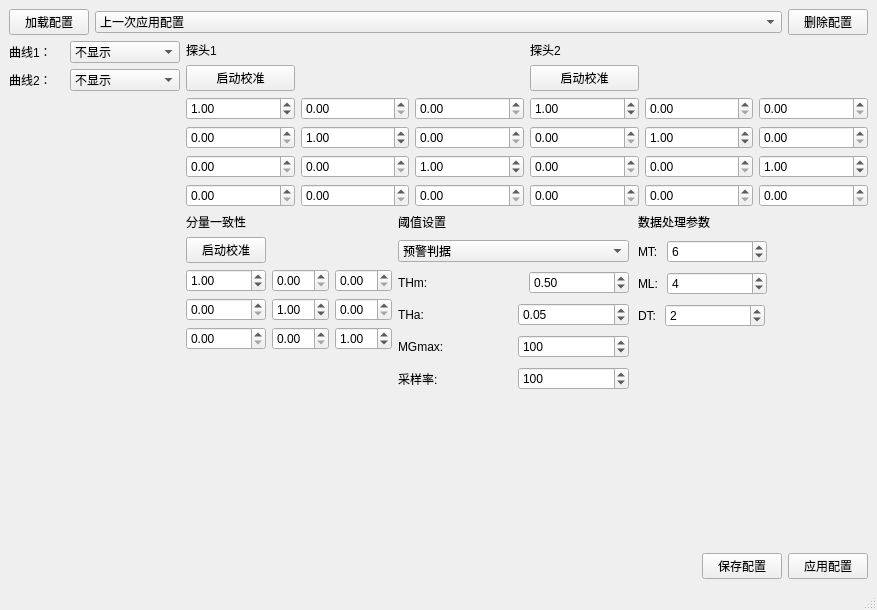
This is project_03/src/configui.ui in ProOnmountain/AmateurProject as Qt 5 draws it before an edit. The edited form follows.
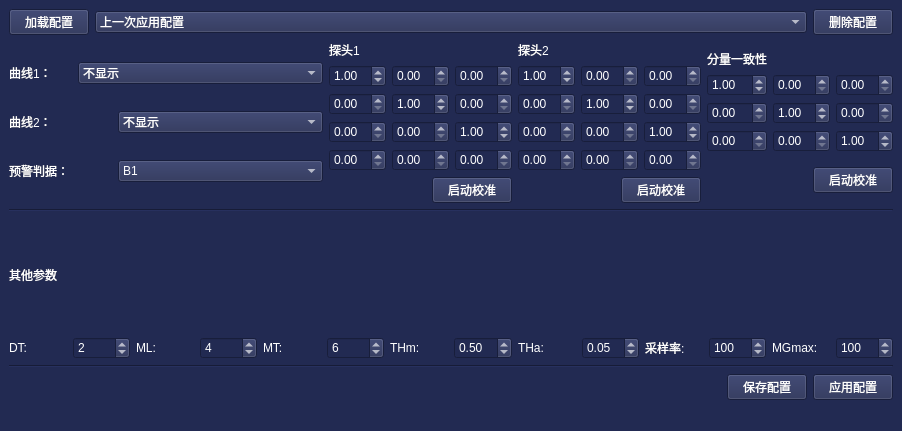
This is the edited form.

What changed in the file:
```diff
--- a/project_03/src/configui.ui
+++ b/project_03/src/configui.ui
@@ -6,13 +6,17 @@
    <rect>
     <x>0</x>
     <y>0</y>
-    <width>877</width>
-    <height>610</height>
+    <width>902</width>
+    <height>431</height>
    </rect>
   </property>
   <property name="windowTitle">
    <string>配置界面</string>
   </property>
+  <property name="styleSheet">
+   <string notr="true">background-color: rgb(34, 42, 82);
+color: rgb(255, 255, 255);</string>
+  </property>
   <widget class="QWidget" name="centralwidget">
    <layout class="QVBoxLayout" name="verticalLayout_6">
     <item>
@@ -48,15 +52,15 @@
      </layout>
     </item>
     <item>
-     <layout class="QHBoxLayout" name="horizontalLayout_11" stretch="1,4">
+     <layout class="QHBoxLayout" name="horizontalLayout_18">
       <item>
-       <layout class="QVBoxLayout" name="verticalLayout_3">
+       <layout class="QVBoxLayout" name="verticalLayout">
         <item>
-         <layout class="QHBoxLayout" name="horizontalLayout" stretch="1,2">
+         <layout class="QHBoxLayout" name="horizontalLayout" stretch="0,2">
           <item>
            <widget class="QLabel" name="label_12">
             <property name="text">
-             <string>曲线1：</string>
+             <string>曲线1：      </string>
             </property>
            </widget>
           </item>
@@ -131,7 +135,7 @@
           <item>
            <widget class="QLabel" name="label_13">
             <property name="text">
-             <string>曲线2：</string>
+             <string>曲线2：      </string>
             </property>
            </widget>
           </item>
@@ -202,28 +206,51 @@
          </layout>
         </item>
         <item>
-         <spacer name="verticalSpacer_2">
-          <property name="orientation">
-           <enum>Qt::Vertical</enum>
-          </property>
-          <property name="sizeHint" stdset="0">
-           <size>
-            <width>20</width>
-            <height>40</height>
-           </size>
-          </property>
-         </spacer>
-        </item>
-       </layout>
-      </item>
+         <layout class="QHBoxLayout" name="horizontalLayout_11" stretch="1,2">
+          <item>
+           <widget class="QLabel" name="label_7">
+            <property name="text">
+             <string>预警判据：</string>
+            </property>
+           </widget>
+          </item>
+          <item>
+           <widget class="QComboBox" name="comboBox_warn">
+            <item>
+             <property name="text">
+              <string>B1</string>
+             </property>
+            </item>
+            <item>
+             <property name="text">
+              <string>B2</string>
+             </property>
+            </item>
+            <item>
+             <property name="text">
+              <string>B3</string>
+             </property>
+            </item>
+            <item>
+             <property name="text">
+              <string>B1-B2</string>
+             </property>
+            </item>
+           </widget>
+          </item>
+         </layout>
+        </item>
+       </layout>
+      </item>
+      <item>
+       <layout class="QHBoxLayout" name="horizontalLayout_16">
       <item>
        <layout class="QVBoxLayout" name="verticalLayout_2">
         <item>
-         <layout class="QVBoxLayout" name="verticalLayout">
-          <item>
-           <layout class="QHBoxLayout" name="horizontalLayout_8">
-            <item>
-             <layout class="QGridLayout" name="gridLayout">
+           <layout class="QGridLayout" name="gridLayout_3">
+            <item row="3" column="0">
+             <widget class="QDoubleSpinBox" name="doubleSpinBox_1_M31"/>
+            </item>
               <item row="0" column="0">
                <widget class="QLabel" name="label">
                 <property name="sizePolicy">
@@ -237,142 +264,197 @@
                 </property>
                </widget>
               </item>
-              <item row="1" column="0">
-               <widget class="QPushButton" name="pushButton_matrix1">
-                <property name="text">
-                 <string>启动校准</string>
-                </property>
-               </widget>
-              </item>
-              <item row="2" column="0">
-               <widget class="QDoubleSpinBox" name="doubleSpinBox_1_M11">
-                <property name="value">
-                 <double>1.000000000000000</double>
-                </property>
-               </widget>
-              </item>
-              <item row="2" column="1">
-               <widget class="QDoubleSpinBox" name="doubleSpinBox_1_M12"/>
-              </item>
-              <item row="2" column="2">
-               <widget class="QDoubleSpinBox" name="doubleSpinBox_1_M13"/>
-              </item>
-              <item row="3" column="0">
-               <widget class="QDoubleSpinBox" name="doubleSpinBox_1_M21"/>
-              </item>
               <item row="3" column="1">
-               <widget class="QDoubleSpinBox" name="doubleSpinBox_1_M22">
-                <property name="value">
-                 <double>1.000000000000000</double>
-                </property>
-               </widget>
-              </item>
-              <item row="3" column="2">
-               <widget class="QDoubleSpinBox" name="doubleSpinBox_1_M23"/>
-              </item>
-              <item row="4" column="0">
-               <widget class="QDoubleSpinBox" name="doubleSpinBox_1_M31"/>
-              </item>
-              <item row="4" column="1">
                <widget class="QDoubleSpinBox" name="doubleSpinBox_1_M32"/>
               </item>
-              <item row="4" column="2">
+            <item row="3" column="2">
                <widget class="QDoubleSpinBox" name="doubleSpinBox_1_M33">
                 <property name="value">
                  <double>1.000000000000000</double>
                 </property>
                </widget>
               </item>
-              <item row="5" column="0">
+            <item row="4" column="0">
                <widget class="QDoubleSpinBox" name="doubleSpinBox_1x"/>
               </item>
-              <item row="5" column="1">
+            <item row="4" column="1">
                <widget class="QDoubleSpinBox" name="doubleSpinBox_1y"/>
               </item>
-              <item row="5" column="2">
+            <item row="4" column="2">
                <widget class="QDoubleSpinBox" name="doubleSpinBox_1z"/>
               </item>
-             </layout>
-            </item>
-            <item>
-             <layout class="QGridLayout" name="gridLayout_3">
-              <item row="0" column="0">
-               <widget class="QLabel" name="label_2">
-                <property name="sizePolicy">
-                 <sizepolicy hsizetype="Preferred" vsizetype="Fixed">
-                  <horstretch>0</horstretch>
-                  <verstretch>0</verstretch>
-                 </sizepolicy>
-                </property>
-                <property name="text">
-                 <string>探头2</string>
-                </property>
-               </widget>
-              </item>
-              <item row="1" column="0">
-               <widget class="QPushButton" name="pushButton_matrix2">
-                <property name="text">
-                 <string>启动校准</string>
-                </property>
-               </widget>
-              </item>
-              <item row="2" column="0">
-               <widget class="QDoubleSpinBox" name="doubleSpinBox_2_M11">
-                <property name="value">
-                 <double>1.000000000000000</double>
-                </property>
-               </widget>
-              </item>
               <item row="2" column="1">
-               <widget class="QDoubleSpinBox" name="doubleSpinBox_2_M12"/>
+             <widget class="QDoubleSpinBox" name="doubleSpinBox_1_M22">
+              <property name="value">
+               <double>1.000000000000000</double>
+              </property>
+             </widget>
               </item>
               <item row="2" column="2">
-               <widget class="QDoubleSpinBox" name="doubleSpinBox_2_M13"/>
-              </item>
+             <widget class="QDoubleSpinBox" name="doubleSpinBox_1_M23"/>
+            </item>
+            <item row="2" column="0">
+             <widget class="QDoubleSpinBox" name="doubleSpinBox_1_M21"/>
+            </item>
+            <item row="1" column="2">
+             <widget class="QDoubleSpinBox" name="doubleSpinBox_1_M13"/>
+            </item>
+            <item row="1" column="1">
+             <widget class="QDoubleSpinBox" name="doubleSpinBox_1_M12"/>
+            </item>
+            <item row="1" column="0">
+             <widget class="QDoubleSpinBox" name="doubleSpinBox_1_M11">
+              <property name="value">
+               <double>1.000000000000000</double>
+              </property>
+             </widget>
+            </item>
+           </layout>
+          </item>
+          <item>
+           <layout class="QHBoxLayout" name="horizontalLayout_8">
+            <item>
+             <spacer name="horizontalSpacer">
+              <property name="orientation">
+               <enum>Qt::Horizontal</enum>
+              </property>
+              <property name="sizeHint" stdset="0">
+               <size>
+                <width>40</width>
+                <height>20</height>
+               </size>
+              </property>
+             </spacer>
+            </item>
+            <item>
+             <widget class="QPushButton" name="pushButton_matrix1">
+              <property name="text">
+               <string>启动校准</string>
+              </property>
+             </widget>
+            </item>
+           </layout>
+          </item>
+         </layout>
+        </item>
+        <item>
+         <layout class="QVBoxLayout" name="verticalLayout_3">
+          <item>
+           <layout class="QGridLayout" name="gridLayout_2">
               <item row="3" column="0">
-               <widget class="QDoubleSpinBox" name="doubleSpinBox_2_M21"/>
-              </item>
-              <item row="3" column="1">
-               <widget class="QDoubleSpinBox" name="doubleSpinBox_2_M22">
-                <property name="value">
-                 <double>1.000000000000000</double>
-                </property>
-               </widget>
-              </item>
-              <item row="3" column="2">
-               <widget class="QDoubleSpinBox" name="doubleSpinBox_2_M23"/>
-              </item>
-              <item row="4" column="0">
                <widget class="QDoubleSpinBox" name="doubleSpinBox_2_M31"/>
               </item>
-              <item row="4" column="1">
+            <item row="3" column="1">
                <widget class="QDoubleSpinBox" name="doubleSpinBox_2_M32"/>
               </item>
-              <item row="4" column="2">
+            <item row="3" column="2">
                <widget class="QDoubleSpinBox" name="doubleSpinBox_2_M33">
                 <property name="value">
                  <double>1.000000000000000</double>
                 </property>
                </widget>
               </item>
-              <item row="5" column="0">
+            <item row="4" column="0">
                <widget class="QDoubleSpinBox" name="doubleSpinBox_2x"/>
               </item>
-              <item row="5" column="1">
+            <item row="4" column="1">
                <widget class="QDoubleSpinBox" name="doubleSpinBox_2y"/>
               </item>
-              <item row="5" column="2">
+            <item row="4" column="2">
                <widget class="QDoubleSpinBox" name="doubleSpinBox_2z"/>
               </item>
-             </layout>
+            <item row="2" column="0">
+             <widget class="QDoubleSpinBox" name="doubleSpinBox_2_M21"/>
             </item>
+            <item row="0" column="0">
+             <widget class="QLabel" name="label_2">
+              <property name="sizePolicy">
+               <sizepolicy hsizetype="Preferred" vsizetype="Fixed">
+                <horstretch>0</horstretch>
+                <verstretch>0</verstretch>
+               </sizepolicy>
+              </property>
+              <property name="text">
+               <string>探头2</string>
+              </property>
+             </widget>
+            </item>
+            <item row="1" column="2">
+             <widget class="QDoubleSpinBox" name="doubleSpinBox_2_M13"/>
+            </item>
+            <item row="1" column="1">
+             <widget class="QDoubleSpinBox" name="doubleSpinBox_2_M12"/>
+            </item>
+            <item row="1" column="0">
+             <widget class="QDoubleSpinBox" name="doubleSpinBox_2_M11">
+              <property name="value">
+               <double>1.000000000000000</double>
+              </property>
+             </widget>
+            </item>
+            <item row="2" column="2">
+             <widget class="QDoubleSpinBox" name="doubleSpinBox_2_M23"/>
+            </item>
+            <item row="2" column="1">
+             <widget class="QDoubleSpinBox" name="doubleSpinBox_2_M22">
+              <property name="value">
+               <double>1.000000000000000</double>
+              </property>
+             </widget>
+            </item>
            </layout>
           </item>
           <item>
-           <layout class="QHBoxLayout" name="horizontalLayout_9">
+           <layout class="QHBoxLayout" name="horizontalLayout_10">
             <item>
-             <layout class="QVBoxLayout" name="verticalLayout_7">
+             <spacer name="horizontalSpacer_2">
+              <property name="orientation">
+               <enum>Qt::Horizontal</enum>
+              </property>
+              <property name="sizeHint" stdset="0">
+               <size>
+                <width>40</width>
+                <height>20</height>
+               </size>
+              </property>
+             </spacer>
+            </item>
               <item>
+             <widget class="QPushButton" name="pushButton_matrix2">
+              <property name="text">
+               <string>启动校准</string>
+              </property>
+             </widget>
+            </item>
+           </layout>
+          </item>
+         </layout>
+        </item>
+        <item>
+         <layout class="QVBoxLayout" name="verticalLayout_4">
+          <item>
+           <layout class="QGridLayout" name="gridLayout">
+            <item row="2" column="1">
+             <widget class="QDoubleSpinBox" name="doubleSpinBox_3_M22">
+              <property name="value">
+               <double>1.000000000000000</double>
+              </property>
+             </widget>
+            </item>
+            <item row="1" column="0">
+             <widget class="QDoubleSpinBox" name="doubleSpinBox_3_M11">
+              <property name="value">
+               <double>1.000000000000000</double>
+              </property>
+             </widget>
+            </item>
+            <item row="2" column="2">
+             <widget class="QDoubleSpinBox" name="doubleSpinBox_3_M23"/>
+            </item>
+            <item row="2" column="0">
+             <widget class="QDoubleSpinBox" name="doubleSpinBox_3_M21"/>
+            </item>
+            <item row="0" column="0">
                <widget class="QLabel" name="label_3">
                 <property name="sizePolicy">
                  <sizepolicy hsizetype="Preferred" vsizetype="Fixed">
@@ -385,122 +467,149 @@
                 </property>
                </widget>
               </item>
-              <item>
-               <layout class="QGridLayout" name="gridLayout_2">
-                <item row="0" column="0">
-                 <widget class="QPushButton" name="pushButton_matrix3">
-                  <property name="text">
-                   <string>启动校准</string>
-                  </property>
-                 </widget>
-                </item>
-                <item row="1" column="1">
-                 <widget class="QDoubleSpinBox" name="doubleSpinBox_3_M12"/>
-                </item>
-                <item row="3" column="1">
-                 <widget class="QDoubleSpinBox" name="doubleSpinBox_3_M32"/>
-                </item>
-                <item row="3" column="2">
-                 <widget class="QDoubleSpinBox" name="doubleSpinBox_3_M33">
-                  <property name="value">
-                   <double>1.000000000000000</double>
-                  </property>
-                 </widget>
-                </item>
-                <item row="2" column="2">
-                 <widget class="QDoubleSpinBox" name="doubleSpinBox_3_M23"/>
-                </item>
                 <item row="1" column="2">
                  <widget class="QDoubleSpinBox" name="doubleSpinBox_3_M13"/>
                 </item>
-                <item row="1" column="0">
-                 <widget class="QDoubleSpinBox" name="doubleSpinBox_3_M11">
-                  <property name="value">
-                   <double>1.000000000000000</double>
-                  </property>
-                 </widget>
-                </item>
                 <item row="3" column="0">
                  <widget class="QDoubleSpinBox" name="doubleSpinBox_3_M31"/>
                 </item>
-                <item row="2" column="1">
-                 <widget class="QDoubleSpinBox" name="doubleSpinBox_3_M22">
+            <item row="3" column="1">
+             <widget class="QDoubleSpinBox" name="doubleSpinBox_3_M32"/>
+            </item>
+            <item row="3" column="2">
+             <widget class="QDoubleSpinBox" name="doubleSpinBox_3_M33">
                   <property name="value">
                    <double>1.000000000000000</double>
                   </property>
                  </widget>
                 </item>
-                <item row="2" column="0">
-                 <widget class="QDoubleSpinBox" name="doubleSpinBox_3_M21"/>
+            <item row="1" column="1">
+             <widget class="QDoubleSpinBox" name="doubleSpinBox_3_M12"/>
                 </item>
                </layout>
               </item>
               <item>
-               <spacer name="verticalSpacer_3">
+           <layout class="QHBoxLayout" name="horizontalLayout_15">
+            <item>
+             <spacer name="horizontalSpacer_3">
                 <property name="orientation">
-                 <enum>Qt::Vertical</enum>
+               <enum>Qt::Horizontal</enum>
                 </property>
                 <property name="sizeHint" stdset="0">
                  <size>
-                  <width>20</width>
-                  <height>40</height>
+                <width>40</width>
+                <height>20</height>
                  </size>
                 </property>
                </spacer>
               </item>
-             </layout>
-            </item>
+            <item>
+             <widget class="QPushButton" name="pushButton_matrix3">
+              <property name="text">
+               <string>启动校准</string>
+              </property>
+             </widget>
+            </item>
+           </layout>
+          </item>
+         </layout>
+        </item>
+       </layout>
+      </item>
+     </layout>
+    </item>
             <item>
-             <layout class="QHBoxLayout" name="horizontalLayout_7" stretch="1,1">
-              <property name="spacing">
-               <number>9</number>
-              </property>
+     <widget class="Line" name="line">
+      <property name="orientation">
+       <enum>Qt::Horizontal</enum>
+      </property>
+     </widget>
+    </item>
               <item>
-               <layout class="QVBoxLayout" name="verticalLayout_4">
+     <layout class="QVBoxLayout" name="verticalLayout_5">
                 <item>
                  <widget class="QLabel" name="label_5">
-                  <property name="sizePolicy">
-                   <sizepolicy hsizetype="Preferred" vsizetype="Fixed">
-                    <horstretch>0</horstretch>
-                    <verstretch>0</verstretch>
-                   </sizepolicy>
-                  </property>
                   <property name="text">
-                   <string>阈值设置</string>
+         <string>其他参数</string>
                   </property>
                  </widget>
                 </item>
                 <item>
-                 <widget class="QComboBox" name="comboBox_warn">
+       <layout class="QHBoxLayout" name="horizontalLayout_17">
                   <item>
+         <layout class="QHBoxLayout" name="horizontalLayout_9">
+          <item>
+           <widget class="QLabel" name="label_19">
                    <property name="text">
-                    <string>预警判据</string>
-                   </property>
+             <string>DT:</string>
+            </property>
+           </widget>
                   </item>
                   <item>
-                   <property name="text">
-                    <string>B1</string>
-                   </property>
-                  </item>
+           <widget class="QSpinBox" name="spinBox_DT">
+            <property name="minimumSize">
+             <size>
+              <width>0</width>
+              <height>0</height>
+             </size>
+            </property>
+            <property name="value">
+             <number>2</number>
+            </property>
+           </widget>
+          </item>
+         </layout>
+        </item>
                   <item>
+         <layout class="QHBoxLayout" name="horizontalLayout_14">
+          <item>
+           <widget class="QLabel" name="label_18">
                    <property name="text">
-                    <string>B2</string>
-                   </property>
+             <string>ML:</string>
+            </property>
+           </widget>
                   </item>
                   <item>
-                   <property name="text">
-                    <string>B3</string>
-                   </property>
-                  </item>
+           <widget class="QSpinBox" name="spinBox_ML">
+            <property name="minimumSize">
+             <size>
+              <width>0</width>
+              <height>0</height>
+             </size>
+            </property>
+            <property name="value">
+             <number>4</number>
+            </property>
+           </widget>
+          </item>
+         </layout>
+        </item>
                   <item>
+         <layout class="QHBoxLayout" name="horizontalLayout_13" stretch="0,0">
+          <item>
+           <widget class="QLabel" name="label_17">
                    <property name="text">
-                    <string>B1-B2</string>
-                   </property>
-                  </item>
-                 </widget>
-                </item>
+             <string>MT:</string>
+            </property>
+           </widget>
+          </item>
+          <item>
+           <widget class="QSpinBox" name="spinBox_MT">
+            <property name="minimumSize">
+             <size>
+              <width>0</width>
+              <height>0</height>
+             </size>
+            </property>
+            <property name="value">
+             <number>6</number>
+            </property>
+           </widget>
+          </item>
+         </layout>
+        </item>
                 <item>
-                 <layout class="QHBoxLayout" name="horizontalLayout_10">
+         <layout class="QHBoxLayout" name="horizontalLayout_7">
                   <item>
                    <widget class="QLabel" name="label_14">
                     <property name="text">
@@ -512,13 +621,13 @@
                    <widget class="QDoubleSpinBox" name="doubleSpinBox_THm">
                     <property name="minimumSize">
                      <size>
-                      <width>100</width>
+              <width>0</width>
                       <height>0</height>
                      </size>
                     </property>
                     <property name="maximumSize">
                      <size>
-                      <width>100</width>
+              <width>16777215</width>
                       <height>16777215</height>
                      </size>
                     </property>
@@ -530,11 +639,11 @@
                  </layout>
                 </item>
                 <item>
-                 <layout class="QHBoxLayout" name="horizontalLayout_6">
+         <layout class="QHBoxLayout" name="horizontalLayout_6" stretch="0,0">
                   <item>
                    <widget class="QLabel" name="label_15">
                     <property name="text">
-                     <string>THa:</string>
+             <string>THa: </string>
                     </property>
                    </widget>
                   </item>
@@ -548,28 +657,7 @@
                  </layout>
                 </item>
                 <item>
-                 <layout class="QHBoxLayout" name="horizontalLayout_12">
-                  <item>
-                   <widget class="QLabel" name="label_16">
-                    <property name="text">
-                     <string>MGmax:</string>
-                    </property>
-                   </widget>
-                  </item>
-                  <item>
-                   <widget class="QSpinBox" name="spinBox_MGmax">
-                    <property name="maximum">
-                     <number>9999</number>
-                    </property>
-                    <property name="value">
-                     <number>100</number>
-                    </property>
-                   </widget>
-                  </item>
-                 </layout>
-                </item>
-                <item>
-                 <layout class="QHBoxLayout" name="horizontalLayout_3">
+         <layout class="QHBoxLayout" name="horizontalLayout_3" stretch="0,0">
                   <item>
                    <widget class="QLabel" name="label_4">
                     <property name="text">
@@ -593,131 +681,39 @@
                  </layout>
                 </item>
                 <item>
-                 <spacer name="verticalSpacer_4">
-                  <property name="orientation">
-                   <enum>Qt::Vertical</enum>
-                  </property>
-                  <property name="sizeHint" stdset="0">
-                   <size>
-                    <width>20</width>
-                    <height>40</height>
-                   </size>
-                  </property>
-                 </spacer>
-                </item>
-               </layout>
-              </item>
+         <layout class="QHBoxLayout" name="horizontalLayout_12" stretch="0,0">
               <item>
-               <layout class="QVBoxLayout" name="verticalLayout_5">
-                <item>
-                 <widget class="QLabel" name="label_6">
-                  <property name="sizePolicy">
-                   <sizepolicy hsizetype="Preferred" vsizetype="Fixed">
-                    <horstretch>0</horstretch>
-                    <verstretch>0</verstretch>
-                   </sizepolicy>
-                  </property>
+           <widget class="QLabel" name="label_16">
                   <property name="text">
-                   <string>数据处理参数</string>
+             <string>MGmax:</string>
                   </property>
                  </widget>
                 </item>
                 <item>
-                 <layout class="QHBoxLayout" name="horizontalLayout_13">
-                  <item>
-                   <widget class="QLabel" name="label_17">
-                    <property name="text">
-                     <string>MT:</string>
-                    </property>
-                   </widget>
-                  </item>
-                  <item>
-                   <widget class="QSpinBox" name="spinBox_MT">
-                    <property name="minimumSize">
-                     <size>
-                      <width>100</width>
-                      <height>0</height>
-                     </size>
-                    </property>
+           <widget class="QSpinBox" name="spinBox_MGmax">
+            <property name="maximum">
+             <number>9999</number>
+            </property>
                     <property name="value">
-                     <number>6</number>
+             <number>100</number>
                     </property>
                    </widget>
                   </item>
-                  <item>
-                   <spacer name="horizontalSpacer_2">
-                    <property name="orientation">
-                     <enum>Qt::Horizontal</enum>
-                    </property>
-                    <property name="sizeHint" stdset="0">
-                     <size>
-                      <width>40</width>
-                      <height>20</height>
-                     </size>
-                    </property>
-                   </spacer>
+         </layout>
                   </item>
                  </layout>
                 </item>
-                <item>
-                 <layout class="QHBoxLayout" name="horizontalLayout_14">
-                  <item>
-                   <widget class="QLabel" name="label_18">
-                    <property name="text">
-                     <string>ML:</string>
-                    </property>
-                   </widget>
+     </layout>
                   </item>
                   <item>
-                   <widget class="QSpinBox" name="spinBox_ML">
-                    <property name="minimumSize">
-                     <size>
-                      <width>100</width>
-                      <height>0</height>
-                     </size>
-                    </property>
-                    <property name="value">
-                     <number>4</number>
-                    </property>
-                   </widget>
-                  </item>
-                  <item>
-                   <spacer name="horizontalSpacer_3">
+     <widget class="Line" name="line_2">
                     <property name="orientation">
                      <enum>Qt::Horizontal</enum>
                     </property>
-                    <property name="sizeHint" stdset="0">
-                     <size>
-                      <width>40</width>
-                      <height>20</height>
-                     </size>
-                    </property>
-                   </spacer>
-                  </item>
-                 </layout>
-                </item>
-                <item>
-                 <layout class="QHBoxLayout" name="horizontalLayout_15">
-                  <item>
-                   <widget class="QLabel" name="label_19">
-                    <property name="text">
-                     <string>DT:</string>
-                    </property>
                    </widget>
                   </item>
                   <item>
-                   <widget class="QSpinBox" name="spinBox_DT">
-                    <property name="minimumSize">
-                     <size>
-                      <width>100</width>
-                      <height>0</height>
-                     </size>
-                    </property>
-                    <property name="value">
-                     <number>2</number>
-                    </property>
-                   </widget>
-                  </item>
+     <layout class="QHBoxLayout" name="horizontalLayout_19">
                   <item>
                    <spacer name="horizontalSpacer_4">
                     <property name="orientation">
@@ -731,46 +727,13 @@
                     </property>
                    </spacer>
                   </item>
-                 </layout>
-                </item>
-                <item>
-                 <spacer name="verticalSpacer">
-                  <property name="orientation">
-                   <enum>Qt::Vertical</enum>
-                  </property>
-                  <property name="sizeHint" stdset="0">
-                   <size>
-                    <width>20</width>
-                    <height>40</height>
-                   </size>
-                  </property>
-                 </spacer>
-                </item>
-               </layout>
-              </item>
-             </layout>
-            </item>
-           </layout>
-          </item>
-         </layout>
-        </item>
         <item>
          <layout class="QHBoxLayout" name="horizontalLayout_5">
-          <item>
-           <spacer name="horizontalSpacer">
-            <property name="orientation">
-             <enum>Qt::Horizontal</enum>
-            </property>
-            <property name="sizeHint" stdset="0">
-             <size>
-              <width>40</width>
-              <height>20</height>
-             </size>
-            </property>
-           </spacer>
-          </item>
           <item>
            <widget class="QPushButton" name="pushButton_save">
+          <property name="styleSheet">
+           <string notr="true"/>
+          </property>
             <property name="text">
              <string>保存配置</string>
             </property>
@@ -788,8 +751,10 @@
        </layout>
       </item>
      </layout>
-    </item>
-   </layout>
+   <zorder></zorder>
+   <zorder></zorder>
+   <zorder>line</zorder>
+   <zorder>line_2</zorder>
   </widget>
   <widget class="QMenuBar" name="menubar">
    <property name="geometry">
```
Left out of the diff: 2 changed lines with no effect on the pictures. Lines whose indentation alone changed are shown as unchanged.
